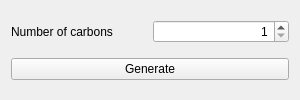
Qt form CarbonAlphaGenerator/form/SECarbonAlphaGeneratorAppGUI.ui (INF473S/INF473S-X15) before a commit.
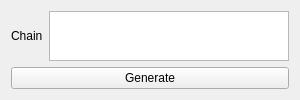
The same form after that commit.

Commit message: Carbon alpha gene

What changed in the file:
```diff
--- a/CarbonAlphaGenerator/form/SECarbonAlphaGeneratorAppGUI.ui
+++ b/CarbonAlphaGenerator/form/SECarbonAlphaGeneratorAppGUI.ui
@@ -25,22 +25,12 @@
      <item>
       <widget class="QLabel" name="label">
        <property name="text">
-        <string>Number of carbons</string>
+        <string>Chain</string>
        </property>
       </widget>
      </item>
      <item>
-      <widget class="QSpinBox" name="spinBox">
-       <property name="alignment">
-        <set>Qt::AlignRight|Qt::AlignTrailing|Qt::AlignVCenter</set>
-       </property>
-       <property name="minimum">
-        <number>1</number>
-       </property>
-       <property name="maximum">
-        <number>10000</number>
-       </property>
-      </widget>
+      <widget class="QTextEdit" name="textEdit"/>
      </item>
     </layout>
    </item>
```
Left out of the diff: 4 changed lines with no effect on the pictures. The commit also changes 5 other files.
